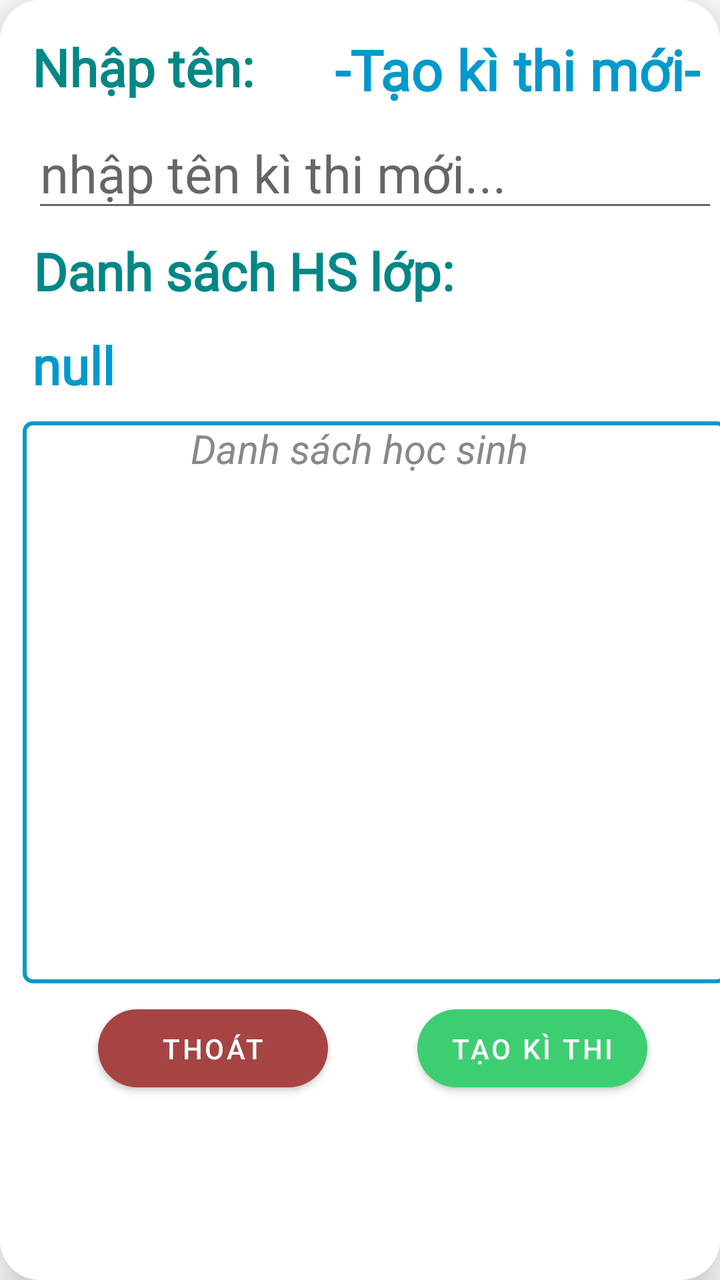
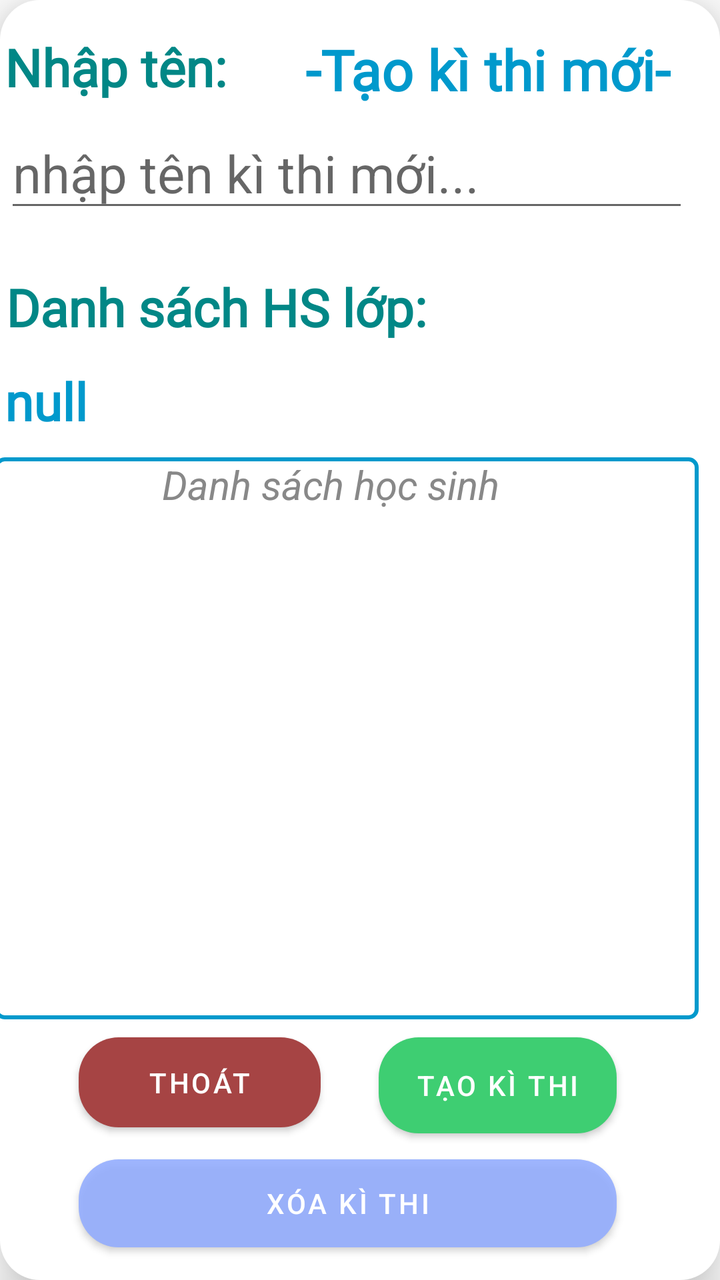

The first picture is an Android layout as it rendered before a commit; the second is the same layout after the commit. The layout source and the unified diff follow.
<!-- AndroidManifest.xml: application theme Theme.SmartQuiz -->
<!-- res/layout/dialog_teacher_create_assessment.xml -->
<?xml version="1.0" encoding="utf-8"?>
<androidx.constraintlayout.widget.ConstraintLayout xmlns:android="http://schemas.android.com/apk/res/android"
    xmlns:app="http://schemas.android.com/apk/res-auto"
    xmlns:tools="http://schemas.android.com/tools"
    android:id="@+id/main"
    android:background="@drawable/white_box"
    android:layout_width="wrap_content"
    android:layout_height="wrap_content"
    android:elevation="8dp"
    android:translationZ="6dp">

    <androidx.constraintlayout.widget.ConstraintLayout
        android:id="@+id/constraintLayout4"
        android:layout_width="375dp"
        android:layout_height="560dp"
        app:layout_constraintBottom_toBottomOf="parent"
        app:layout_constraintEnd_toEndOf="parent"
        app:layout_constraintHorizontal_bias="0.0"
        app:layout_constraintStart_toStartOf="parent"
        app:layout_constraintTop_toTopOf="parent"
        app:layout_constraintVertical_bias="0.0">

        <TextView
            android:id="@+id/textView13"
            android:layout_width="wrap_content"
            android:layout_height="wrap_content"
            android:layout_marginTop="16dp"
            android:fontFamily="@font/be_vietnam_pro_light_italic"
            android:text="-Tạo kì thi mới-"
            android:textColor="@android:color/holo_blue_dark"
            android:textSize="28sp"
            android:textStyle="bold"
            app:layout_constraintEnd_toEndOf="parent"
            app:layout_constraintHorizontal_bias="0.87"
            app:layout_constraintStart_toStartOf="parent"
            app:layout_constraintTop_toTopOf="parent" />

        <TextView
            android:id="@+id/class_name"
            android:layout_width="wrap_content"
            android:layout_height="wrap_content"
            android:layout_marginTop="12dp"
            android:fontFamily="@font/be_vietnam_pro_light_italic"
            android:text="null"
            android:textColor="@android:color/holo_blue_dark"
            android:textSize="26sp"
            android:textStyle="bold"
            app:layout_constraintEnd_toEndOf="parent"
            app:layout_constraintHorizontal_bias="0.048"
            app:layout_constraintStart_toStartOf="parent"
            app:layout_constraintTop_toBottomOf="@+id/textView15" />

        <TextView
            android:id="@+id/textView14"
            android:layout_width="wrap_content"
            android:layout_height="wrap_content"
            android:layout_marginStart="16dp"
            android:layout_marginTop="16dp"
            android:fontFamily="@font/be_vietnam_pro_light_italic"
            android:text="Nhập tên:"
            android:textColor="@color/teal_700"
            android:textSize="26sp"
            android:textStyle="bold"
            app:layout_constraintStart_toStartOf="parent"
            app:layout_constraintTop_toTopOf="parent" />

        <EditText
            android:id="@+id/ExamNameText"
            android:layout_width="0dp"
            android:layout_height="wrap_content"
            android:layout_marginStart="16dp"
            android:layout_marginTop="8dp"
            android:layout_marginEnd="16dp"
            android:ems="10"
            android:hint="nhập tên kì thi mới..."
            android:inputType="text"
            android:textSize="26sp"
            app:layout_constraintEnd_toEndOf="parent"
            app:layout_constraintStart_toStartOf="parent"
            app:layout_constraintTop_toBottomOf="@+id/textView14" />

        <TextView
            android:id="@+id/emptyStateTextView"
            android:layout_width="200sp"
            android:layout_height="wrap_content"
            android:layout_marginEnd="16dp"
            android:layout_marginBottom="16dp"
            android:gravity="center"
            android:text="Danh sách học sinh"
            android:textColor="#888888"
            android:textSize="20sp"
            android:textStyle="italic"
            app:layout_constraintBottom_toBottomOf="@+id/scrollView4"
            app:layout_constraintEnd_toEndOf="parent"
            app:layout_constraintStart_toStartOf="parent"
            app:layout_constraintTop_toTopOf="@+id/scrollView4"
            app:layout_constraintVertical_bias="0.0"
            tools:visibility="visible" />

        <ScrollView
            android:id="@+id/scrollView4"
            android:layout_width="352dp"
            android:layout_height="281dp"
            android:layout_marginStart="16dp"
            android:layout_marginTop="12dp"
            android:layout_marginEnd="16dp"
            android:layout_marginBottom="60dp"
            android:background="@drawable/border"
            android:elevation="6dp"
            android:translationZ="6dp"
            app:layout_constraintBottom_toBottomOf="parent"
            app:layout_constraintEnd_toEndOf="parent"
            app:layout_constraintHorizontal_bias="0.555"
            app:layout_constraintStart_toStartOf="parent"
            app:layout_constraintTop_toBottomOf="@+id/textView15"
            app:layout_constraintVertical_bias="0.846">

            <LinearLayout
                android:id="@+id/list_exam_dialog"
                android:layout_width="match_parent"
                android:layout_height="wrap_content"
                android:orientation="vertical" />
        </ScrollView>

        <TextView
            android:id="@+id/textView15"
            android:layout_width="wrap_content"
            android:layout_height="wrap_content"
            android:fontFamily="@font/be_vietnam_pro_light_italic"
            android:text="Danh sách HS lớp:"
            android:textColor="@color/teal_700"
            android:textSize="26sp"
            android:textStyle="bold"
            app:layout_constraintBottom_toBottomOf="parent"
            app:layout_constraintEnd_toEndOf="parent"
            app:layout_constraintHorizontal_bias="0.102"
            app:layout_constraintStart_toStartOf="parent"
            app:layout_constraintTop_toTopOf="parent"
            app:layout_constraintVertical_bias="0.225" />

        <Button
            android:id="@+id/cancelBtn"
            android:layout_width="115dp"
            android:layout_height="39dp"
            android:background="@drawable/red_box"
            android:text="Thoát"
            app:backgroundTint="@null"
            app:layout_constraintBottom_toBottomOf="parent"
            app:layout_constraintEnd_toEndOf="parent"
            app:layout_constraintHorizontal_bias="0.188"
            app:layout_constraintStart_toStartOf="parent"
            app:layout_constraintTop_toBottomOf="@+id/scrollView4"
            app:layout_constraintVertical_bias="0.448" />

        <Button
            android:id="@+id/createAssessmentBtn"
            android:layout_width="115dp"
            android:layout_height="39dp"
            android:background="@drawable/green_box"
            android:text="Tạo kì thi"
            app:backgroundTint="@null"
            app:layout_constraintBottom_toBottomOf="parent"
            app:layout_constraintEnd_toEndOf="parent"
            app:layout_constraintHorizontal_bias="0.803"
            app:layout_constraintStart_toStartOf="parent"
            app:layout_constraintTop_toBottomOf="@+id/scrollView4"
            app:layout_constraintVertical_bias="0.448" />

    </androidx.constraintlayout.widget.ConstraintLayout>

</androidx.constraintlayout.widget.ConstraintLayout>
<!-- resources referenced by this layout -->
<resources>
  <color name="teal_700">#FF018786</color>
  <!-- drawable border (drawable) -->
  <?xml version="1.0" encoding="utf-8"?>
  <shape xmlns:android="http://schemas.android.com/apk/res/android">
      <solid android:color="@android:color/transparent" />
      <stroke
          android:width="2dp"
          android:color="@android:color/holo_blue_dark" />
      <corners android:radius="4dp" />
  </shape>
  <!-- drawable green_box (drawable) -->
  <?xml version="1.0" encoding="utf-8"?>
  <shape xmlns:android="http://schemas.android.com/apk/res/android"
      android:shape="rectangle">
      <solid android:color="@color/green"/>
      <corners android:radius="20dp"/>
  </shape>
  <!-- drawable red_box (drawable) -->
  <?xml version="1.0" encoding="utf-8"?>
  <shape xmlns:android="http://schemas.android.com/apk/res/android"
      android:shape="rectangle">
      <solid android:color="@color/red"/>
      <corners android:radius="20dp"/>
  </shape>
  <!-- drawable white_box (drawable) -->
  <?xml version="1.0" encoding="utf-8"?>
  <shape xmlns:android="http://schemas.android.com/apk/res/android"
      android:shape="rectangle">
      <solid android:color="@color/white"/>
      <corners android:radius="20dp"/>
  </shape>
  <style name="Theme.SmartQuiz" parent="Theme.MaterialComponents.DayNight.DarkActionBar">
          
          <item name="colorPrimary">@color/purple_500</item>
          <item name="colorPrimaryVariant">@color/purple_700</item>
          <item name="colorOnPrimary">@color/white</item>
          
          <item name="colorSecondary">@color/teal_200</item>
          <item name="colorSecondaryVariant">@color/teal_700</item>
          <item name="colorOnSecondary">@color/black</item>
          
          <item name="android:statusBarColor">?attr/colorPrimaryVariant</item>
          
      </style>
  <color name="green">#3ECE72</color>
  <color name="red">#A64444</color>
  <color name="white">#FFFFFFFF</color>
  <color name="purple_500">#FF6200EE</color>
  <color name="purple_700">#FF3700B3</color>
  <color name="teal_200">#FF03DAC5</color>
  <color name="black">#FF000000</color>
</resources>

<!-- the commit's change to res/layout/dialog_teacher_create_assessment.xml (unified diff, before → after) -->
@@ -11,11 +11,11 @@
 
     <androidx.constraintlayout.widget.ConstraintLayout
         android:id="@+id/constraintLayout4"
-        android:layout_width="375dp"
-        android:layout_height="560dp"
+        android:layout_width="374dp"
+        android:layout_height="640dp"
         app:layout_constraintBottom_toBottomOf="parent"
         app:layout_constraintEnd_toEndOf="parent"
-        app:layout_constraintHorizontal_bias="0.0"
+        app:layout_constraintHorizontal_bias="1.0"
         app:layout_constraintStart_toStartOf="parent"
         app:layout_constraintTop_toTopOf="parent"
         app:layout_constraintVertical_bias="0.0">
@@ -110,10 +110,9 @@
             android:translationZ="6dp"
             app:layout_constraintBottom_toBottomOf="parent"
             app:layout_constraintEnd_toEndOf="parent"
-            app:layout_constraintHorizontal_bias="0.555"
             app:layout_constraintStart_toStartOf="parent"
             app:layout_constraintTop_toBottomOf="@+id/textView15"
-            app:layout_constraintVertical_bias="0.846">
+            app:layout_constraintVertical_bias="0.394">
 
             <LinearLayout
                 android:id="@+id/list_exam_dialog"
@@ -140,31 +139,45 @@
 
         <Button
             android:id="@+id/cancelBtn"
-            android:layout_width="115dp"
-            android:layout_height="39dp"
+            android:layout_width="121dp"
+            android:layout_height="45dp"
             android:background="@drawable/red_box"
             android:text="Thoát"
             app:backgroundTint="@null"
             app:layout_constraintBottom_toBottomOf="parent"
             app:layout_constraintEnd_toEndOf="parent"
-            app:layout_constraintHorizontal_bias="0.188"
+            app:layout_constraintHorizontal_bias="0.209"
             app:layout_constraintStart_toStartOf="parent"
             app:layout_constraintTop_toBottomOf="@+id/scrollView4"
-            app:layout_constraintVertical_bias="0.448" />
+            app:layout_constraintVertical_bias="0.107" />
 
         <Button
             android:id="@+id/createAssessmentBtn"
-            android:layout_width="115dp"
-            android:layout_height="39dp"
+            android:layout_width="119dp"
+            android:layout_height="48dp"
             android:background="@drawable/green_box"
             android:text="Tạo kì thi"
             app:backgroundTint="@null"
             app:layout_constraintBottom_toBottomOf="parent"
             app:layout_constraintEnd_toEndOf="parent"
-            app:layout_constraintHorizontal_bias="0.803"
+            app:layout_constraintHorizontal_bias="0.796"
             app:layout_constraintStart_toStartOf="parent"
             app:layout_constraintTop_toBottomOf="@+id/scrollView4"
-            app:layout_constraintVertical_bias="0.448" />
+            app:layout_constraintVertical_bias="0.111" />
+
+        <Button
+            android:id="@+id/delAssessmentBtn"
+            android:layout_width="269dp"
+            android:layout_height="44dp"
+            android:background="@drawable/blue_box"
+            android:text="Xóa kì thi"
+            app:backgroundTint="@null"
+            app:layout_constraintBottom_toBottomOf="parent"
+            app:layout_constraintEnd_toEndOf="parent"
+            app:layout_constraintHorizontal_bias="0.504"
+            app:layout_constraintStart_toStartOf="parent"
+            app:layout_constraintTop_toBottomOf="@+id/scrollView4"
+            app:layout_constraintVertical_bias="0.811" />
 
     </androidx.constraintlayout.widget.ConstraintLayout>
 
<!-- resource entries referenced after the edit -->
@@ -1,6 +1,13 @@
 <!-- resources referenced by this layout -->
 <resources>
   <color name="teal_700">#FF018786</color>
+  <!-- drawable blue_box (drawable) -->
+  <?xml version="1.0" encoding="utf-8"?>
+  <shape xmlns:android="http://schemas.android.com/apk/res/android"
+      android:shape="rectangle">
+      <solid android:color="@color/dark_blue"/>
+      <corners android:radius="20dp"/>
+  </shape>
   <!-- drawable border (drawable) -->
   <?xml version="1.0" encoding="utf-8"?>
   <shape xmlns:android="http://schemas.android.com/apk/res/android">
@@ -44,6 +51,7 @@
           <item name="android:statusBarColor">?attr/colorPrimaryVariant</item>
           
       </style>
+  <color name="dark_blue">#DF92ACFF</color>
   <color name="green">#3ECE72</color>
   <color name="red">#A64444</color>
   <color name="white">#FFFFFFFF</color>
